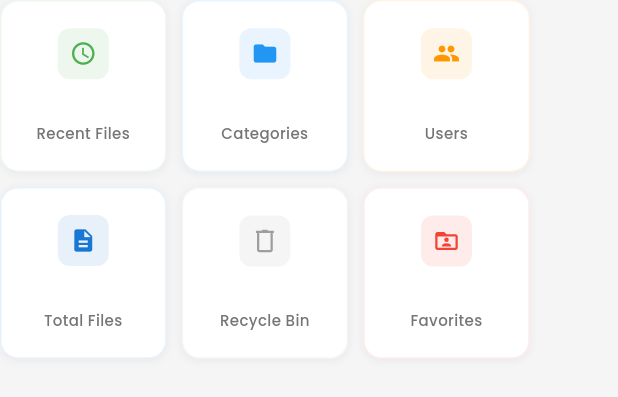
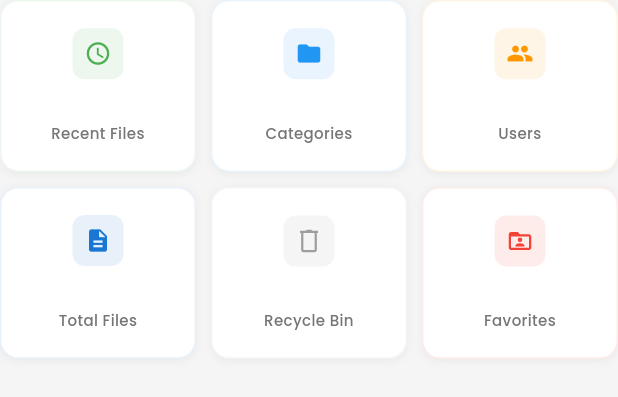
Before and after one commit to rahmathanifpurnama/management-document-app, a Flutter app: the ResponsiveStatsGrid widget shown alone on an empty page, opened directly with empty values, on a phone screen of 412 x 824 dp. Shown: the top 397 px of the screen. Run offline on Flutter 3.47's test engine with Material 3 defaults, Android fonts, the phone set to English and light mode, and no system bars; our stand-ins replace audioplayers, cached_network_image, cloud_firestore, cloud_functions, connectivity_plus, dio and 19 more; missing offline and left inert: external_path, file_selector, firebase_app_check, flutter_pdfview, googleapis; accounts and stored records are empty; network calls fail.

Commit message:
Implement Unified-style layout with Expanded widgets for equal sizing

```diff
--- a/lib/widgets/statistics/responsive_stats_grid.dart
+++ b/lib/widgets/statistics/responsive_stats_grid.dart
@@ -3,17 +3,18 @@ import 'package:flutter_svg/flutter_svg.dart';
 import 'package:google_fonts/google_fonts.dart';
 import '../../core/constants/app_colors.dart';
 
-/// Responsive stats grid widget with CSS Grid-like behavior
+/// Responsive stats grid widget with Unified-style equal sizing
 ///
 /// Features:
-/// - CSS Grid-like natural flow: widgets flow left to right, then wrap to next row
+/// - Unified-style layout: uses Expanded widgets for equal sizing like UnifiedStatsWidget
+/// - Equal-sized containers: all widgets have the same width in each row
 /// - Dynamic responsive breakpoints:
 ///   - Small screens (< 400px): 2 widgets per row
 ///   - Small-medium screens (400-600px): 3 widgets per row
 ///   - Medium screens (600-900px): 4 widgets per row
 ///   - Large screens (> 900px): 5 widgets per row
-/// - Left-aligned layout: all widgets align to the left naturally
-/// - Natural wrapping: widgets reflow automatically when screen size changes
+/// - Row-based layout: widgets organized in rows with Column and Row structure
+/// - Automatic space distribution: Expanded widgets distribute available space equally
 /// - Compact sizing with maintained readability
 /// - SVG icon support for recycle bin and favorites
 /// - Recycle Bin and Favorites widgets display only titles and icons (no values)
@@ -44,22 +45,52 @@ class ResponsiveStatsGrid extends StatelessWidget {
     );
   }
 
-  /// Build CSS Grid-like layout with natural flow and left alignment
+  /// Build Unified-style layout with equal-sized widgets using Expanded
   Widget _buildCSSGridLayout(
     List<Widget> statWidgets,
     _LayoutConfig layoutConfig,
   ) {
-    // Use Wrap widget for natural CSS Grid-like behavior with optimized container widths
-    // Widgets flow left to right, then wrap to next row naturally
-    return Wrap(
-      spacing: layoutConfig.spacing,
-      runSpacing: layoutConfig.spacing,
-      alignment: WrapAlignment.start, // Left-align all widgets
-      runAlignment: WrapAlignment.start, // Left-align rows
-      children: statWidgets.map((widget) {
-        return SizedBox(width: layoutConfig.itemWidth, child: widget);
-      }).toList(),
-    );
+    final itemsPerRow = layoutConfig.itemsPerRow;
+    final spacing = layoutConfig.spacing;
+
+    // Group widgets into rows based on itemsPerRow
+    final rows = <Widget>[];
+
+    for (int i = 0; i < statWidgets.length; i += itemsPerRow) {
+      final rowWidgets = <Widget>[];
+
+      // Add widgets for this row
+      for (int j = 0; j < itemsPerRow; j++) {
+        final widgetIndex = i + j;
+
+        if (widgetIndex < statWidgets.length) {
+          // Add actual widget with Expanded for equal sizing
+          rowWidgets.add(Expanded(child: statWidgets[widgetIndex]));
+        } else {
+          // Add empty expanded space for incomplete rows
+          rowWidgets.add(
+            Expanded(
+              child: Container(), // Empty container to maintain layout
+            ),
+          );
+        }
+
+        // Add spacing between widgets (except for last widget in row)
+        if (j < itemsPerRow - 1) {
+          rowWidgets.add(SizedBox(width: spacing));
+        }
+      }
+
+      // Create row with equal-sized widgets
+      rows.add(Row(children: rowWidgets));
+
+      // Add spacing between rows (except for last row)
+      if (i + itemsPerRow < statWidgets.length) {
+        rows.add(SizedBox(height: spacing));
+      }
+    }
+
+    return Column(children: rows);
   }
 
   /// Get layout configuration based on screen width
@@ -85,27 +116,13 @@ class ResponsiveStatsGrid extends StatelessWidget {
       spacing = 16.0;
     }
 
-    // Calculate optimized item width for better space utilization
-    final totalSpacing = spacing * (itemsPerRow - 1);
-    final availableWidth = screenWidth - totalSpacing;
-
-    // Optimize container width based on screen size and content
-    final baseItemWidth = availableWidth / itemsPerRow;
-    double itemWidth;
-
-    if (screenWidth >= 600) {
-      // For medium and large screens: optimize for 4+ widgets per row
-      // Reduce width more significantly to fit content better
-      itemWidth = baseItemWidth * 0.75; // 25% reduction for better content fit
-    } else {
-      // For small screens: moderate reduction to maintain readability
-      itemWidth = baseItemWidth * 0.85; // 15% reduction
-    }
+    // No need for itemWidth calculation since we use Expanded widgets
+    // Expanded automatically distributes available space equally
 
     return _LayoutConfig(
       itemsPerRow: itemsPerRow,
       spacing: spacing,
-      itemWidth: itemWidth,
+      itemWidth: 0, // Not used with Expanded layout
     );
   }
 
```
